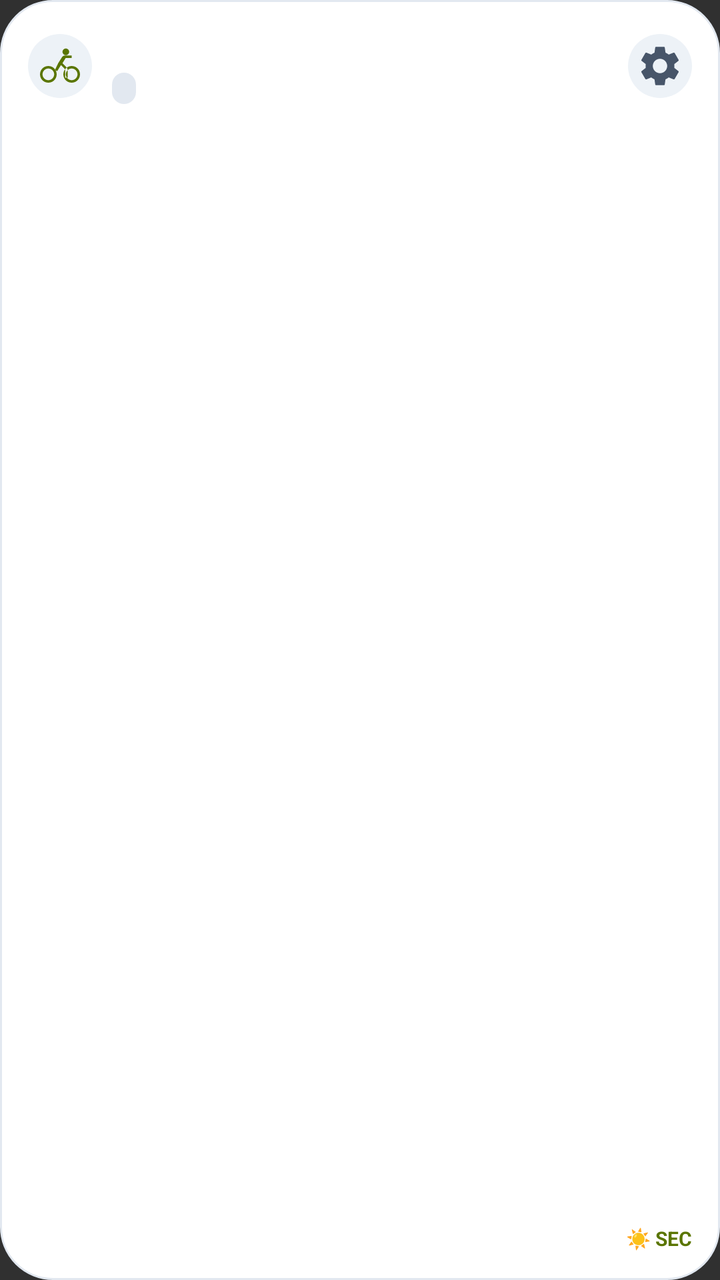
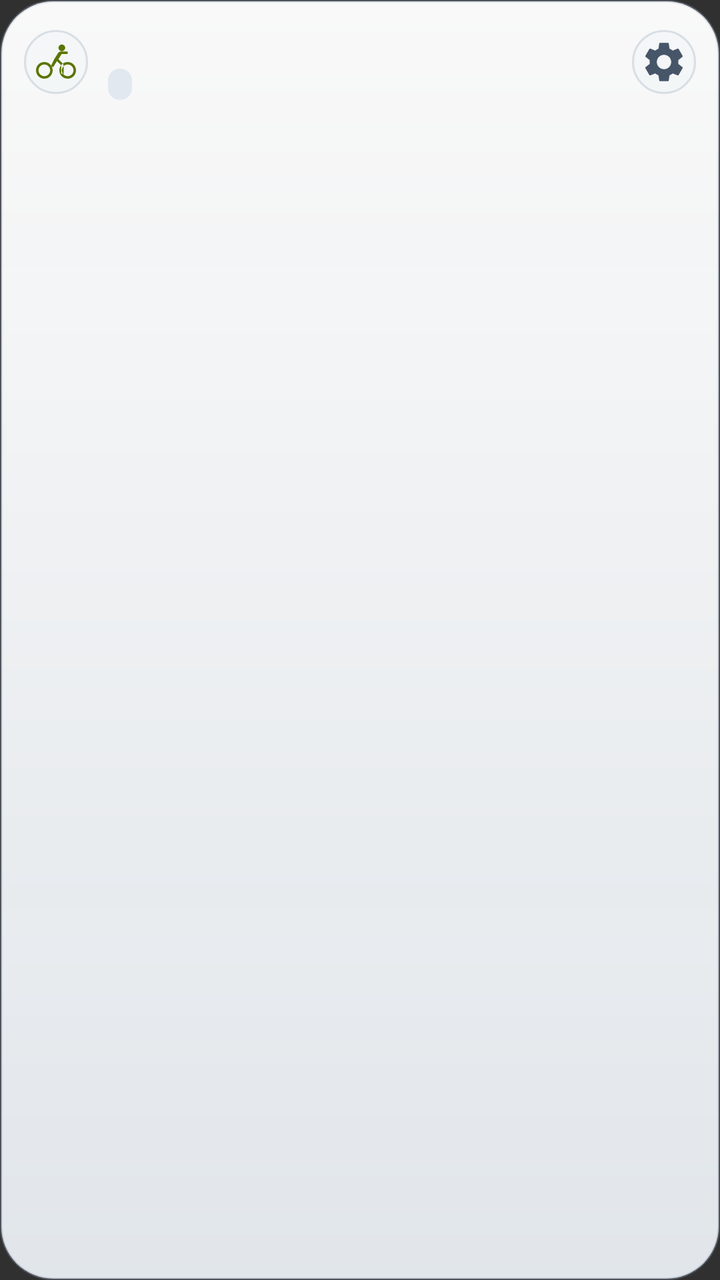

The first picture is an Android layout as it rendered before a commit; the second is the same layout after the commit. The layout source and the unified diff follow.
<!-- AndroidManifest.xml: application theme Theme.TirePressure -->
<!-- res/layout/widget_single_bike_light.xml -->
<?xml version="1.0" encoding="utf-8"?>
<LinearLayout xmlns:android="http://schemas.android.com/apk/res/android"
    android:id="@+id/widget_root"
    android:layout_width="match_parent"
    android:layout_height="match_parent"
    android:background="@drawable/widget_bg_light"
    android:orientation="vertical"
    android:padding="14dp">

    
    <LinearLayout
        android:layout_width="match_parent"
        android:layout_height="wrap_content"
        android:gravity="center_vertical"
        android:orientation="horizontal">

        <ImageView
            android:id="@+id/widget_bike_icon"
            android:layout_width="32dp"
            android:layout_height="32dp"
            android:background="@drawable/widget_btn_icon_light"
            android:contentDescription="@string/bike_name_label"
            android:padding="6dp"
            android:src="@drawable/ic_widget_bike"
            android:tint="#5A7500" />

        <LinearLayout
            android:layout_width="0dp"
            android:layout_height="wrap_content"
            android:layout_marginStart="10dp"
            android:layout_weight="1"
            android:orientation="vertical">

            <TextView
                android:id="@+id/widget_bike_name"
                android:layout_width="match_parent"
                android:layout_height="wrap_content"
                android:ellipsize="end"
                android:fontFamily="sans-serif-medium"
                android:maxLines="1"
                android:textColor="#0F172A"
                android:textSize="15sp"
                android:textStyle="bold" />

            <LinearLayout
                android:layout_width="wrap_content"
                android:layout_height="wrap_content"
                android:layout_marginTop="2dp"
                android:gravity="center_vertical"
                android:orientation="horizontal">

                <TextView
                    android:id="@+id/widget_discipline_badge"
                    android:layout_width="wrap_content"
                    android:layout_height="wrap_content"
                    android:background="@drawable/widget_badge_discipline_light"
                    android:paddingHorizontal="6dp"
                    android:paddingVertical="1dp"
                    android:textColor="#475569"
                    android:textSize="10sp"
                    android:textStyle="bold" />

                <TextView
                    android:id="@+id/widget_bike_weight"
                    android:layout_width="wrap_content"
                    android:layout_height="wrap_content"
                    android:layout_marginStart="6dp"
                    android:textColor="#64748B"
                    android:textSize="11sp" />
            </LinearLayout>
        </LinearLayout>

        <ImageButton
            android:id="@+id/widget_btn_settings"
            android:layout_width="32dp"
            android:layout_height="32dp"
            android:background="@drawable/widget_btn_icon_light"
            android:contentDescription="@string/widget_config_title"
            android:padding="6dp"
            android:src="@drawable/ic_widget_settings"
            android:tint="#475569" />
    </LinearLayout>

    
    <LinearLayout
        android:id="@+id/widget_empty_view"
        android:layout_width="match_parent"
        android:layout_height="0dp"
        android:layout_weight="1"
        android:gravity="center"
        android:orientation="vertical"
        android:visibility="gone">

        <TextView
            android:layout_width="wrap_content"
            android:layout_height="wrap_content"
            android:text="@string/widget_no_bikes"
            android:textColor="#0F172A"
            android:textSize="14sp"
            android:textStyle="bold" />

        <TextView
            android:layout_width="wrap_content"
            android:layout_height="wrap_content"
            android:layout_marginTop="4dp"
            android:text="@string/widget_tap_to_open"
            android:textColor="#64748B"
            android:textSize="12sp" />
    </LinearLayout>

    
    <LinearLayout
        android:id="@+id/widget_setups_container"
        android:layout_width="match_parent"
        android:layout_height="0dp"
        android:layout_marginTop="6dp"
        android:layout_weight="1"
        android:orientation="vertical" />

    
    <LinearLayout
        android:layout_width="match_parent"
        android:layout_height="wrap_content"
        android:layout_marginTop="4dp"
        android:gravity="center_vertical"
        android:orientation="horizontal">

        <TextView
            android:id="@+id/widget_rider_info"
            android:layout_width="0dp"
            android:layout_height="wrap_content"
            android:layout_weight="1"
            android:textColor="#94A3B8"
            android:textSize="10sp" />

        <TextView
            android:id="@+id/widget_condition_label"
            android:layout_width="wrap_content"
            android:layout_height="wrap_content"
            android:text="☀️ SEC"
            android:textColor="#5A7500"
            android:textSize="10sp"
            android:textStyle="bold" />
    </LinearLayout>
</LinearLayout>
<!-- resources referenced by this layout -->
<resources>
  <!-- drawable ic_widget_bike (drawable) -->
  <vector xmlns:android="http://schemas.android.com/apk/res/android"
      android:width="24dp"
      android:height="24dp"
      android:viewportWidth="24"
      android:viewportHeight="24">
      <path
          android:fillColor="@android:color/white"
          android:pathData="M15.5,5.5c1.1,0 2,-0.9 2,-2s-0.9,-2 -2,-2 -2,0.9 -2,2 0.9,2 2,2zM5,12c-2.8,0 -5,2.2 -5,5s2.2,5 5,5 5,-2.2 5,-5 -2.2,-5 -5,-5zM5,20.5c-1.9,0 -3.5,-1.6 -3.5,-3.5s1.6,-3.5 3.5,-3.5 3.5,1.6 3.5,3.5 -1.6,3.5 -3.5,3.5zM10.8,10.5l2.4,-3.8c0.4,-0.6 1,-1 1.8,-1h4v1.5h-3.6l-1.9,3.1 2.3,2.4c0.5,0.5 0.8,1.2 0.8,1.9v4.4h-1.5v-4.4c0,-0.4 -0.2,-0.8 -0.5,-1.1l-2,-2.1 -2.3,3.7 -1.3,-0.8 1.8,-3.7zM19,12c-2.8,0 -5,2.2 -5,5s2.2,5 5,5 5,-2.2 5,-5 -2.2,-5 -5,-5zM19,20.5c-1.9,0 -3.5,-1.6 -3.5,-3.5s1.6,-3.5 3.5,-3.5 3.5,1.6 3.5,3.5 -1.6,3.5 -3.5,3.5z"/>
  </vector>
  <!-- drawable ic_widget_settings (drawable) -->
  <vector xmlns:android="http://schemas.android.com/apk/res/android"
      android:width="24dp"
      android:height="24dp"
      android:viewportWidth="24"
      android:viewportHeight="24">
      <path
          android:fillColor="@android:color/white"
          android:pathData="M19.14,12.94c0.04,-0.3 0.06,-0.61 0.06,-0.94 0,-0.32 -0.02,-0.64 -0.07,-0.94l2.03,-1.58c0.18,-0.14 0.23,-0.41 0.12,-0.61l-1.92,-3.32c-0.12,-0.22 -0.37,-0.29 -0.59,-0.22l-2.39,0.96c-0.5,-0.38 -1.03,-0.7 -1.62,-0.94l-0.36,-2.54c-0.04,-0.24 -0.24,-0.41 -0.48,-0.41h-3.84c-0.24,0 -0.43,0.17 -0.47,0.41l-0.36,2.54c-0.59,0.24 -1.13,0.56 -1.62,0.94l-2.39,-0.96c-0.22,-0.08 -0.47,0 -0.59,0.22L2.74,8.87c-0.12,0.21 -0.08,0.47 0.12,0.61l2.03,1.58c-0.05,0.3 -0.09,0.63 -0.09,0.94s0.02,0.64 0.07,0.94l-2.03,1.58c-0.18,0.14 -0.23,0.41 -0.12,0.61l1.92,3.32c0.12,0.22 0.37,0.29 0.59,0.22l2.39,-0.96c0.5,0.38 1.03,0.7 1.62,0.94l0.36,2.54c0.05,0.24 0.24,0.41 0.48,0.41h3.84c0.24,0 0.44,-0.17 0.47,-0.41l0.36,-2.54c0.59,-0.24 1.13,-0.56 1.62,-0.94l2.39,0.96c0.22,0.08 0.47,0 0.59,-0.22l1.92,-3.32c0.12,-0.22 0.07,-0.47 -0.12,-0.61l-2.01,-1.58zM12,15.6c-1.98,0 -3.6,-1.62 -3.6,-3.6s1.62,-3.6 3.6,-3.6 3.6,1.62 3.6,3.6 -1.62,3.6 -3.6,3.6z"/>
  </vector>
  <!-- drawable widget_badge_discipline_light (drawable) -->
  <?xml version="1.0" encoding="utf-8"?>
  <shape xmlns:android="http://schemas.android.com/apk/res/android"
      android:shape="rectangle">
      <solid android:color="#E2E8F0" />
      <corners android:radius="8dp" />
  </shape>
  <!-- drawable widget_bg_light (drawable) -->
  <?xml version="1.0" encoding="utf-8"?>
  <shape xmlns:android="http://schemas.android.com/apk/res/android"
      android:shape="rectangle">
      <solid android:color="#FFFFFF" />
      <corners android:radius="26dp" />
      <stroke
          android:width="1dp"
          android:color="#E2E8F0" />
  </shape>
  <!-- drawable widget_btn_icon_light (drawable) -->
  <?xml version="1.0" encoding="utf-8"?>
  <shape xmlns:android="http://schemas.android.com/apk/res/android"
      android:shape="oval">
      <solid android:color="#EDF2F7" />
  </shape>
  <string name="bike_name_label">Bike Name</string>
  <string name="widget_config_title">Configure Widget</string>
  <string name="widget_no_bikes">No bikes registered</string>
  <string name="widget_tap_to_open">Tap to open app</string>
  <style name="Theme.TirePressure" parent="android:Theme.Material.NoActionBar">
          <item name="android:statusBarColor">@android:color/transparent</item>
          <item name="android:navigationBarColor">@android:color/transparent</item>
      </style>
</resources>

<!-- the commit's change to res/layout/widget_single_bike_light.xml (unified diff, before → after) -->
@@ -5,7 +5,7 @@
     android:layout_height="match_parent"
     android:background="@drawable/widget_bg_light"
     android:orientation="vertical"
-    android:padding="14dp">
+    android:padding="12dp">
 
     
     <LinearLayout
@@ -117,29 +117,4 @@
         android:layout_weight="1"
         android:orientation="vertical" />
 
-    
-    <LinearLayout
-        android:layout_width="match_parent"
-        android:layout_height="wrap_content"
-        android:layout_marginTop="4dp"
-        android:gravity="center_vertical"
-        android:orientation="horizontal">
-
-        <TextView
-            android:id="@+id/widget_rider_info"
-            android:layout_width="0dp"
-            android:layout_height="wrap_content"
-            android:layout_weight="1"
-            android:textColor="#94A3B8"
-            android:textSize="10sp" />
-
-        <TextView
-            android:id="@+id/widget_condition_label"
-            android:layout_width="wrap_content"
-            android:layout_height="wrap_content"
-            android:text="☀️ SEC"
-            android:textColor="#5A7500"
-            android:textSize="10sp"
-            android:textStyle="bold" />
-    </LinearLayout>
 </LinearLayout>
<!-- resource entries referenced after the edit -->
@@ -31,17 +31,23 @@
   <?xml version="1.0" encoding="utf-8"?>
   <shape xmlns:android="http://schemas.android.com/apk/res/android"
       android:shape="rectangle">
-      <solid android:color="#FFFFFF" />
+      <gradient
+          android:startColor="#F7FFFFFF"
+          android:endColor="#EBF0F5FA"
+          android:angle="270" />
       <corners android:radius="26dp" />
       <stroke
-          android:width="1dp"
-          android:color="#E2E8F0" />
+          android:width="1.2dp"
+          android:color="#4D94A3B8" />
   </shape>
   <!-- drawable widget_btn_icon_light (drawable) -->
   <?xml version="1.0" encoding="utf-8"?>
   <shape xmlns:android="http://schemas.android.com/apk/res/android"
       android:shape="oval">
-      <solid android:color="#EDF2F7" />
+      <solid android:color="#33E2E8F0" />
+      <stroke
+          android:width="1dp"
+          android:color="#4D94A3B8" />
   </shape>
   <string name="bike_name_label">Bike Name</string>
   <string name="widget_config_title">Configure Widget</string>
